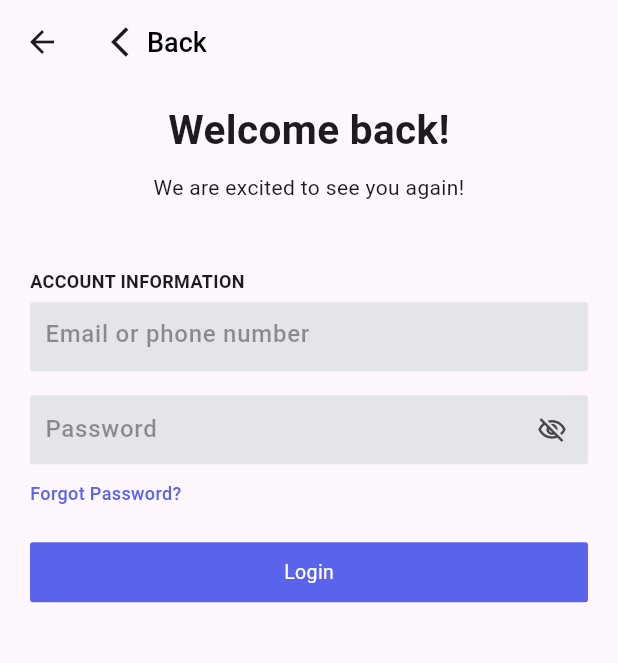
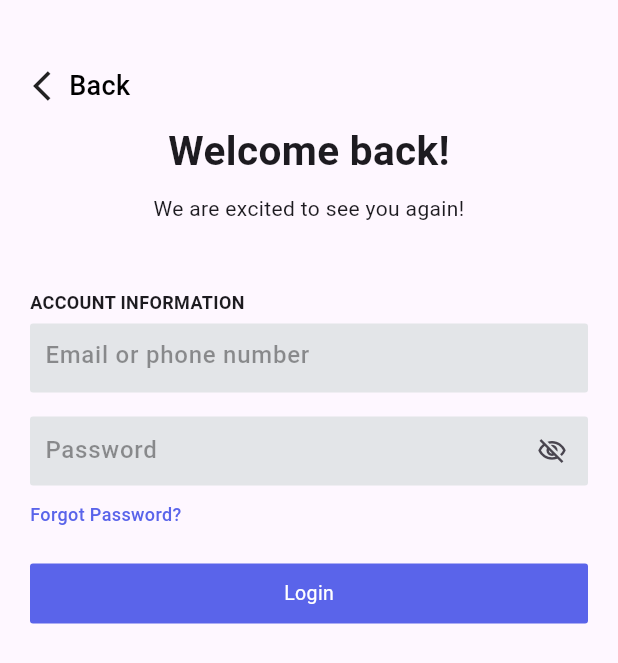
Before and after one commit to prathamesh10346/task, a Flutter app: the LoginScreen screen opened by its route, on a phone screen of 412 x 824 dp. Shown: the top 663 px of the screen. Run offline on Flutter 3.47's test engine with Material 3 defaults, Android fonts, the phone set to English and light mode, and no system bars; our stand-ins replace get, get_storage; missing offline and left inert: svg_flutter; accounts and stored records are empty.

Commit message:
added the changes

```diff
--- a/lib/main.dart
+++ b/lib/main.dart
@@ -1,4 +1,5 @@
 import 'package:flutter/material.dart';
+import 'package:get/get_navigation/src/root/get_material_app.dart';
 import 'package:task/utils/routes.dart';
 
 void main() async {
@@ -9,7 +10,7 @@ void main() async {
 class MyApp extends StatelessWidget {
   @override
   Widget build(BuildContext context) {
-    return MaterialApp(
+    return GetMaterialApp(
       debugShowCheckedModeBanner: false,
       title: 'Task',
       initialRoute: splashRoute,
--- a/lib/screens/login_view.dart
+++ b/lib/screens/login_view.dart
@@ -50,16 +50,10 @@ class _LoginScreenState extends State<LoginScreen> {
           ),
         );
       } else {
-        ScaffoldMessenger.of(context).showSnackBar(SnackBar(
-          content: Text('Invalid credentials'),
-          backgroundColor: Colors.red,
-        ));
+        showSnackBar('Invalid credentials', Colors.red);
       }
     } catch (e) {
-      ScaffoldMessenger.of(context).showSnackBar(SnackBar(
-        content: Text('Error: $e'),
-        backgroundColor: Colors.red,
-      ));
+      showSnackBar('Error: $e', Colors.red);
     } finally {
       setState(() {
         _isLoading = false;
@@ -67,11 +61,22 @@ class _LoginScreenState extends State<LoginScreen> {
     }
   }
 
+  void showSnackBar(String message, Color backgroundColor) {
+    ScaffoldMessenger.of(context).showSnackBar(SnackBar(
+      content: Text(message),
+      backgroundColor: backgroundColor,
+    ));
+  }
+
   @override
   Widget build(BuildContext context) {
     return Scaffold(
-      appBar: AppBar(
-        title: InkWell(
+      body: Padding(
+        padding: const EdgeInsets.symmetric(horizontal: 20),
+        child: Column(
+          children: [
+            SizedBox(height: 40.fh),
+            InkWell(
               onTap: () {
                 Navigator.pushReplacementNamed(context, authRoute);
               },
@@ -85,11 +90,6 @@ class _LoginScreenState extends State<LoginScreen> {
                         fontWeight: FontWeight.w500)),
               ]),
             ),
-      ),
-      body: Padding(
-        padding: const EdgeInsets.symmetric(horizontal: 20),
-        child: Column(
-          children: [
             SizedBox(height: 10.fh),
             const Text(
               "Welcome back!",
@@ -116,62 +116,19 @@ class _LoginScreenState extends State<LoginScreen> {
               ],
             ),
             SizedBox(height: 5.fh),
-            Container(
-              height: 46,
-              decoration: BoxDecoration(
-                color: const Color(0xFFE3E5E8),
-                borderRadius: BorderRadius.circular(2),
-              ),
-              child: TextField(
+            AuthTextField(
               controller: emailController,
-                decoration: InputDecoration(
               hintText: 'Email or phone number',
-                  hintStyle: TextStyle(
-                    fontWeight: FontWeight.w500,
-                    fontSize: 16,
-                    color: Colors.black.withOpacity(0.4),
-                  ),
-                  border: InputBorder.none,
-                  contentPadding:
-                      const EdgeInsets.only(left: 10, bottom: 5, right: 10),
-                ),
-              ),
             ),
             const SizedBox(height: 16.0),
-            Container(
-              height: 46,
-              decoration: BoxDecoration(
-                color: const Color(0xFFE3E5E8),
-                borderRadius: BorderRadius.circular(2),
-              ),
-              child: TextField(
+            PasswordTextField(
               controller: passwordController,
-                obscureText: _isPasswordHidden,
-                decoration: InputDecoration(
-                  hintText: 'Password',
-                  hintStyle: TextStyle(
-                    fontWeight: FontWeight.w500,
-                    fontSize: 16,
-                    color: Colors.black.withOpacity(0.4),
-                  ),
-                  border: InputBorder.none,
-                  contentPadding:
-                      const EdgeInsets.only(left: 10, top: 10, right: 10),
-                  suffixIcon: IconButton(
-                    icon: Icon(
-                      _isPasswordHidden
-                          ? Icons.visibility_off_outlined
-                          : Icons.visibility_outlined,
-                      size: 20,
-                    ),
-                    onPressed: () {
+              isPasswordHidden: _isPasswordHidden,
+              onTogglePasswordVisibility: () {
                 setState(() {
                   _isPasswordHidden = !_isPasswordHidden;
                 });
               },
-                  ),
-                ),
-              ),
             ),
             SizedBox(height: 10.fh),
             const Row(
@@ -187,18 +144,124 @@ class _LoginScreenState extends State<LoginScreen> {
               ],
             ),
             SizedBox(height: 24.0),
-            InkWell(
-              onTap: () {
-                _login();
-              },
+            AuthButton(
+              text: "Login",
+              color: const Color(0xFF5A64EA),
+              onPressed: _login,
+              isLoading: _isLoading,
+            ),
+          ],
+        ),
+      ),
+    );
+  }
+}
+
+class AuthTextField extends StatelessWidget {
+  final TextEditingController controller;
+  final String hintText;
+
+  const AuthTextField({
+    required this.controller,
+    required this.hintText,
+  });
+
+  @override
+  Widget build(BuildContext context) {
+    return Container(
+      height: 46,
+      decoration: BoxDecoration(
+        color: const Color(0xFFE3E5E8),
+        borderRadius: BorderRadius.circular(2),
+      ),
+      child: TextField(
+        controller: controller,
+        decoration: InputDecoration(
+          hintText: hintText,
+          hintStyle: TextStyle(
+            fontWeight: FontWeight.w500,
+            fontSize: 16,
+            color: Colors.black.withOpacity(0.4),
+          ),
+          border: InputBorder.none,
+          contentPadding: const EdgeInsets.only(left: 10, bottom: 5, right: 10),
+        ),
+      ),
+    );
+  }
+}
+
+class PasswordTextField extends StatelessWidget {
+  final TextEditingController controller;
+  final bool isPasswordHidden;
+  final VoidCallback onTogglePasswordVisibility;
+
+  const PasswordTextField({
+    required this.controller,
+    required this.isPasswordHidden,
+    required this.onTogglePasswordVisibility,
+  });
+
+  @override
+  Widget build(BuildContext context) {
+    return Container(
+      height: 46,
+      decoration: BoxDecoration(
+        color: const Color(0xFFE3E5E8),
+        borderRadius: BorderRadius.circular(2),
+      ),
+      child: TextField(
+        controller: controller,
+        obscureText: isPasswordHidden,
+        decoration: InputDecoration(
+          hintText: 'Password',
+          hintStyle: TextStyle(
+            fontWeight: FontWeight.w500,
+            fontSize: 16,
+            color: Colors.black.withOpacity(0.4),
+          ),
+          border: InputBorder.none,
+          contentPadding: const EdgeInsets.only(left: 10, top: 10, right: 10),
+          suffixIcon: IconButton(
+            icon: Icon(
+              isPasswordHidden
+                  ? Icons.visibility_off_outlined
+                  : Icons.visibility_outlined,
+              size: 20,
+            ),
+            onPressed: onTogglePasswordVisibility,
+          ),
+        ),
+      ),
+    );
+  }
+}
+
+class AuthButton extends StatelessWidget {
+  final String text;
+  final Color color;
+  final Function onPressed;
+  final bool isLoading;
+
+  const AuthButton({
+    required this.text,
+    required this.color,
+    required this.onPressed,
+    this.isLoading = false,
+  });
+
+  @override
+  Widget build(BuildContext context) {
+    return InkWell(
+      onTap: isLoading ? null : () => onPressed(),
       child: Container(
         height: 40,
         width: double.infinity,
         decoration: BoxDecoration(
-                  color: const Color(0xFF5A64EA),
+          color: color,
           borderRadius: BorderRadius.circular(2),
         ),
-                child: _isLoading
+        child: isLoading
             ? Center(
                 child: CircularProgressIndicator(
                   color: Colors.white,
@@ -214,10 +277,6 @@ class _LoginScreenState extends State<LoginScreen> {
                 ),
               ),
       ),
-            ),
-          ],
-        ),
-      ),
     );
   }
 }
--- a/lib/utils/routes.dart
+++ b/lib/utils/routes.dart
@@ -1,7 +1,6 @@
 import 'package:flutter/material.dart';
 import 'package:task/screens/auth_screen.dart';
 import 'package:task/screens/login_view.dart';
-import 'package:task/screens/signup_screen.dart';
 import 'package:task/screens/splash_screen.dart';
 
 const String splashRoute = '/splash';
@@ -15,6 +14,5 @@ Map<String, WidgetBuilder> getRoutes() {
     splashRoute: (context) => SplashScreen(),
     authRoute: (context) => AuthScreen(),
     loginRoute: (context) => LoginScreen(),
-    signupRoute: (context) => SignupView(),
   };
 }
```
Also changed, not shown: lib/screens/add_todo.dart (+54 -31 lines), lib/screens/auth_screen.dart (+76 -49 lines), lib/screens/signup_screen.dart (deleted, +0 -15 lines), lib/screens/todo_screen.dart (+45 -34 lines). Lines whose indentation alone changed are shown as unchanged.
